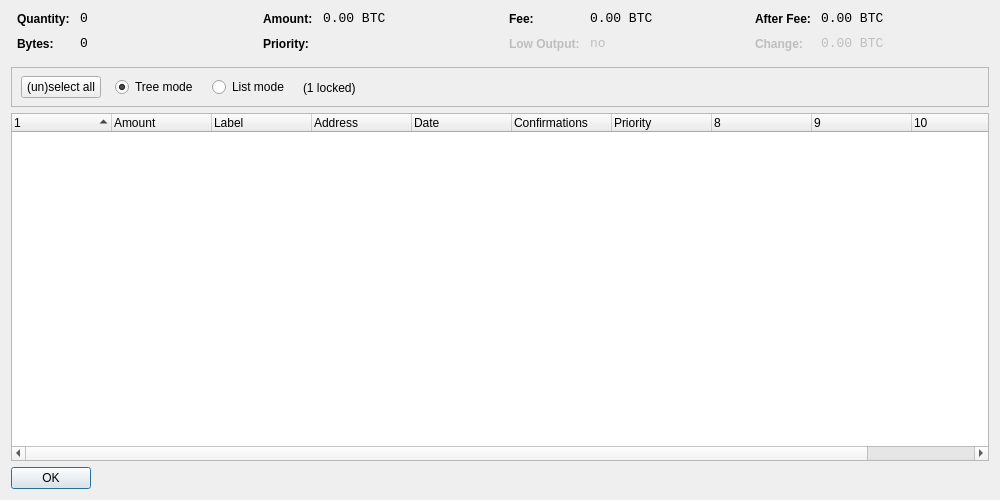
The window that src/qt/forms/coincontroldialog.ui (GhostLion/GameCoin) describes before a commit, drawn with Qt 5.
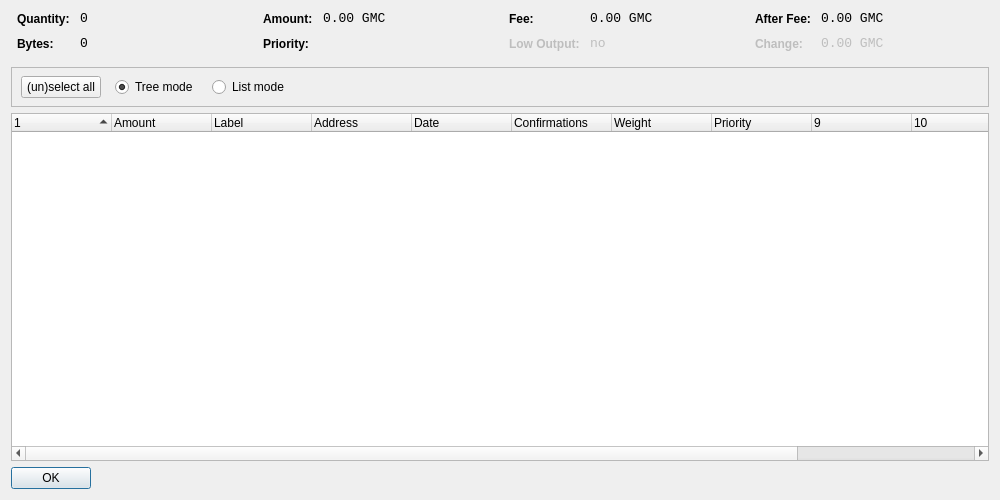
The same window after the commit. Custom widgets are drawn as their Qt base class.

The edit to the form file:
```diff
--- a/src/qt/forms/coincontroldialog.ui
+++ b/src/qt/forms/coincontroldialog.ui
@@ -1,7 +1,7 @@
 <?xml version="1.0" encoding="UTF-8"?>
 <ui version="4.0">
  <class>CoinControlDialog</class>
- <widget class="QDialog" name="CoinControlDialog">
+ <widget class="QWidget" name="CoinControlDialog">
   <property name="geometry">
    <rect>
     <x>0</x>
@@ -141,7 +141,7 @@
           <enum>Qt::ActionsContextMenu</enum>
          </property>
          <property name="text">
-          <string notr="true">0.00 BTC</string>
+          <string>0.00 GMC</string>
          </property>
          <property name="textInteractionFlags">
           <set>Qt::LinksAccessibleByMouse|Qt::TextSelectableByKeyboard|Qt::TextSelectableByMouse</set>
@@ -221,7 +221,7 @@
           <enum>Qt::ActionsContextMenu</enum>
          </property>
          <property name="text">
-          <string notr="true">0.00 BTC</string>
+          <string>0.00 GMC</string>
          </property>
          <property name="textInteractionFlags">
           <set>Qt::LinksAccessibleByMouse|Qt::TextSelectableByKeyboard|Qt::TextSelectableByMouse</set>
@@ -307,7 +307,7 @@
           <enum>Qt::ActionsContextMenu</enum>
          </property>
          <property name="text">
-          <string notr="true">0.00 BTC</string>
+          <string>0.00 GMC</string>
          </property>
          <property name="textInteractionFlags">
           <set>Qt::LinksAccessibleByMouse|Qt::TextSelectableByKeyboard|Qt::TextSelectableByMouse</set>
@@ -345,7 +345,7 @@
           <enum>Qt::ActionsContextMenu</enum>
          </property>
          <property name="text">
-          <string notr="true">0.00 BTC</string>
+          <string>0.00 GMC</string>
          </property>
          <property name="textInteractionFlags">
           <set>Qt::LinksAccessibleByMouse|Qt::TextSelectableByKeyboard|Qt::TextSelectableByMouse</set>
@@ -379,7 +379,7 @@
         <height>41</height>
        </rect>
       </property>
-      <layout class="QHBoxLayout" name="horizontalLayoutPanel" stretch="0,0,0,0,0">
+      <layout class="QHBoxLayout" name="horizontalLayoutPanel" stretch="0,0,0,0">
        <property name="spacing">
         <number>14</number>
        </property>
@@ -425,13 +425,6 @@
          </property>
         </widget>
        </item>
-       <item>
-        <widget class="QLabel" name="labelLocked">
-         <property name="text">
-          <string>(1 locked)</string>
-         </property>
-        </widget>
-       </item>
        <item>
         <spacer name="horizontalSpacer">
          <property name="orientation">
@@ -458,7 +451,7 @@
       <bool>false</bool>
      </property>
      <property name="columnCount">
-      <number>11</number>
+      <number>12</number>
      </property>
      <attribute name="headerShowSortIndicator" stdset="0">
       <bool>true</bool>
@@ -499,6 +492,11 @@
        <string>Confirmed</string>
       </property>
      </column>
+     <column>
+      <property name="text">
+       <string>Weight</string>
+      </property>
+     </column>
      <column>
       <property name="text">
        <string>Priority</string>
```
Left out of the diff: 6 changed lines with no effect on the pictures.
